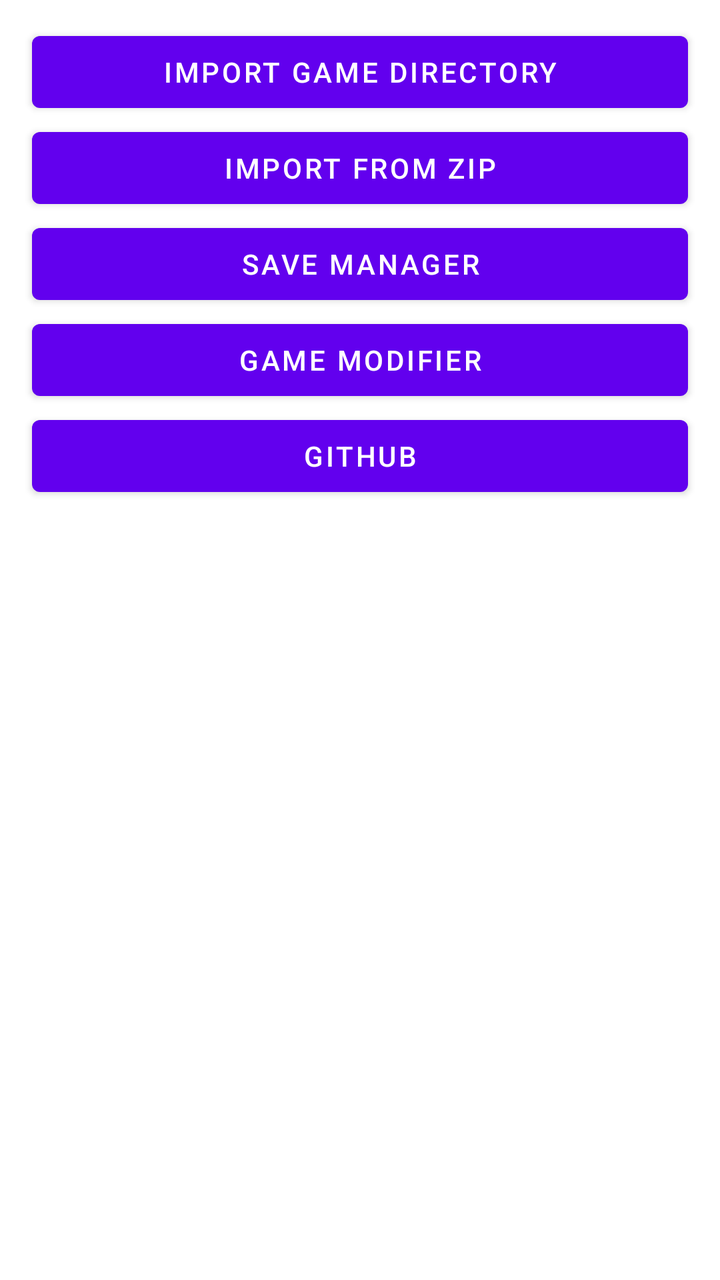
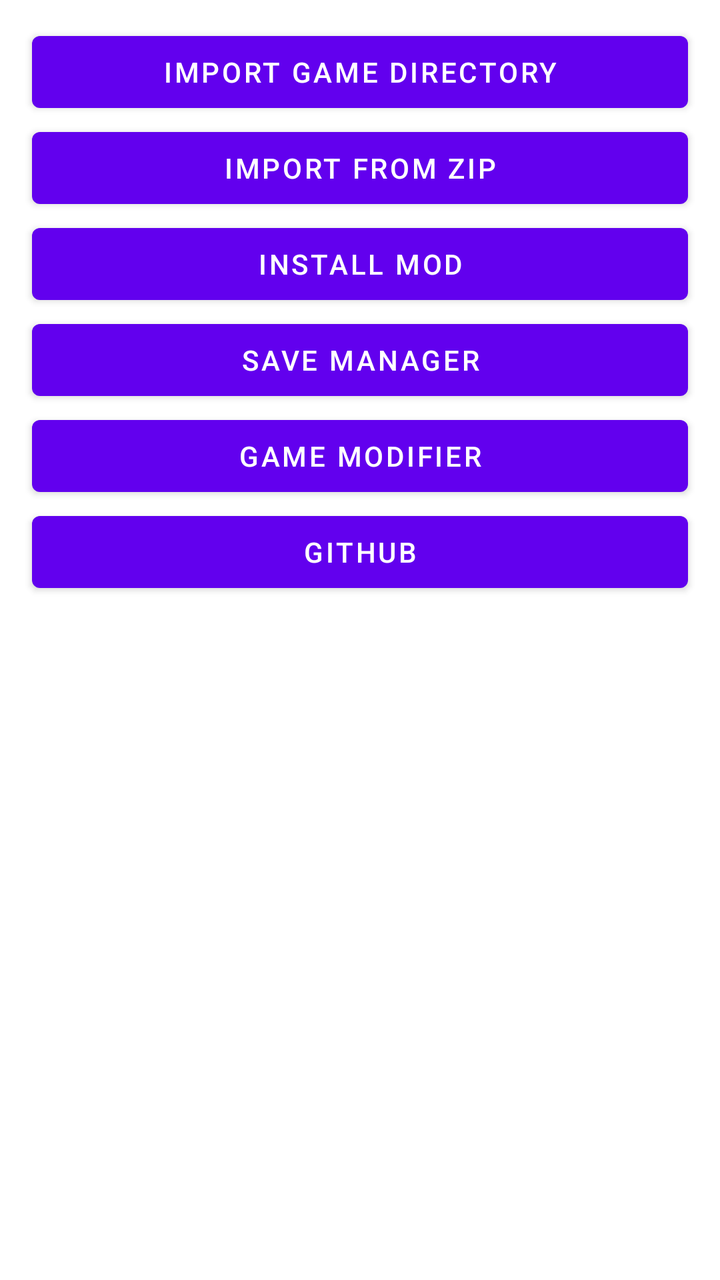

Two renders of the same Android screen: before a commit and after it. Below are the layout's source before the change and the commit's diff.
<!-- AndroidManifest.xml: fallback theme Theme.MaterialComponents.DayNight.NoActionBar -->
<!-- res/layout/launcher.xml -->
<?xml version="1.0" encoding="utf-8"?>
<LinearLayout xmlns:android="http://schemas.android.com/apk/res/android"
    android:orientation="vertical"
    android:layout_width="fill_parent"
    android:layout_height="fill_parent">
    <Button android:id="@+id/import_directory"
        android:layout_width="match_parent"
        android:layout_height="wrap_content"
        android:layout_marginTop="12dp"
        android:layout_marginLeft="16dp"
        android:layout_marginRight="16dp"
        android:text="@string/action_install_from_directory" />
    <Button android:id="@+id/import_zip"
        android:layout_width="match_parent"
        android:layout_height="wrap_content"
        android:layout_marginLeft="16dp"
        android:layout_marginRight="16dp"
        android:text="@string/action_install_from_zip" />
    <Button android:id="@+id/save_manager"
        android:layout_width="match_parent"
        android:layout_height="wrap_content"
        android:layout_marginLeft="16dp"
        android:layout_marginRight="16dp"
        android:text="@string/action_save_manager" />
    <Button android:id="@+id/game_modifier"
        android:layout_width="match_parent"
        android:layout_height="wrap_content"
        android:layout_marginLeft="16dp"
        android:layout_marginRight="16dp"
        android:text="@string/action_game_modifier" />
    <Button android:id="@+id/open_github"
        android:layout_width="match_parent"
        android:layout_height="wrap_content"
        android:layout_marginLeft="16dp"
        android:layout_marginRight="16dp"
        android:text="@string/action_github" />
    <ListView android:id="@+id/list"
        android:layout_width="fill_parent"
        android:layout_height="0dp"
        android:layout_weight="1" />
</LinearLayout>
<!-- resources referenced by this layout -->
<resources>
  <string name="action_game_modifier">Game Modifier</string>
  <string name="action_github">GitHub</string>
  <string name="action_install_from_directory">Import Game Directory</string>
  <string name="action_install_from_zip">Import from ZIP</string>
  <string name="action_save_manager">Save Manager</string>
</resources>

<!-- the commit's change to res/layout/launcher.xml (unified diff, before → after) -->
@@ -16,6 +16,12 @@
         android:layout_marginLeft="16dp"
         android:layout_marginRight="16dp"
         android:text="@string/action_install_from_zip" />
+    <Button android:id="@+id/install_mod"
+        android:layout_width="match_parent"
+        android:layout_height="wrap_content"
+        android:layout_marginLeft="16dp"
+        android:layout_marginRight="16dp"
+        android:text="@string/action_install_mod" />
     <Button android:id="@+id/save_manager"
         android:layout_width="match_parent"
         android:layout_height="wrap_content"
<!-- resource entries referenced after the edit -->
@@ -4,6 +4,7 @@
   <string name="action_github">GitHub</string>
   <string name="action_install_from_directory">Import Game Directory</string>
   <string name="action_install_from_zip">Import from ZIP</string>
+  <string name="action_install_mod">Install MOD</string>
   <string name="action_save_manager">Save Manager</string>
 </resources>
 
